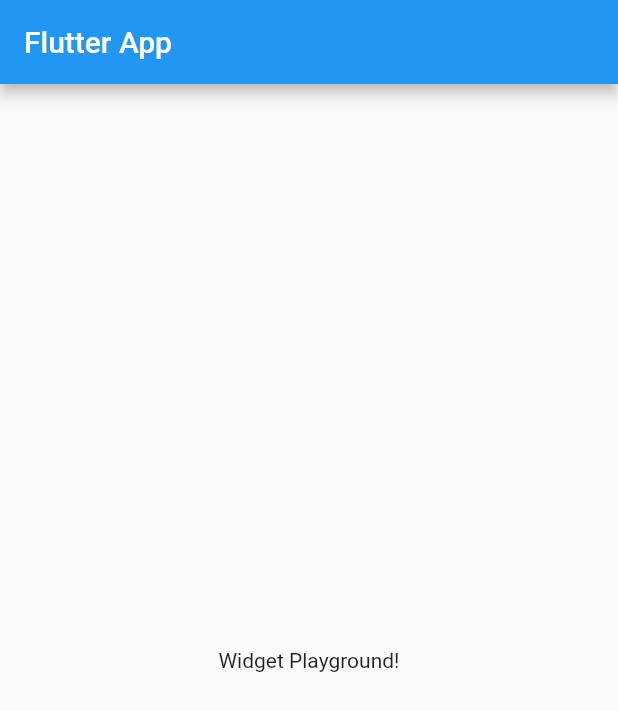
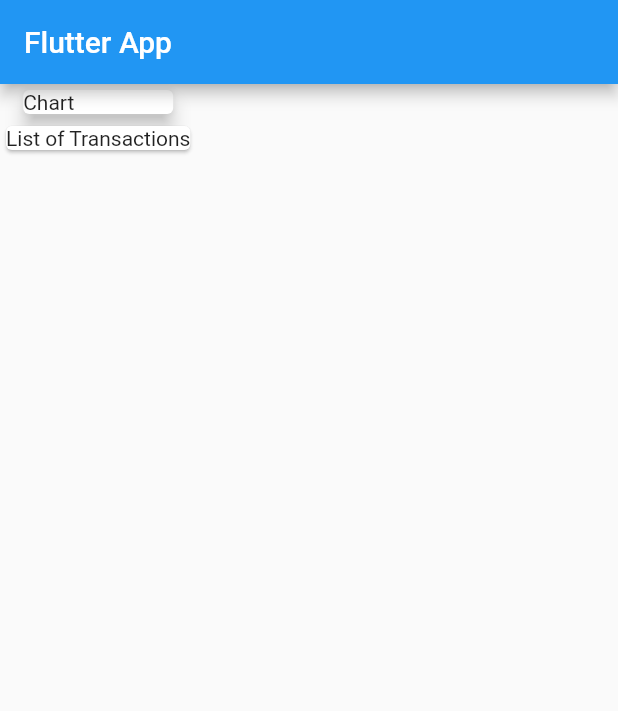
Before and after one commit to himanshuneb/basic-flutter, a Flutter app: the screen it shows after launch, on a phone screen of 412 x 824 dp. Shown: the top 711 px of the screen. Run offline on Flutter 3.47's test engine with Material 2 defaults, Android fonts, the phone set to English and light mode, and no system bars.

```diff
--- a/lib/main.dart
+++ b/lib/main.dart
@@ -19,8 +19,19 @@ class MyHomePage extends StatelessWidget {
       appBar: AppBar(
         title: Text('Flutter App'),
       ),
-      body: Center(
-        child: Text('Widget Playground!'),
+      body: Column(
+        children: <Widget>[
+          Card(
+            child: Container(
+              child: Text('Chart'),
+              width: 100,
+            ),
+            elevation: 5,
+          ),
+          Card(
+            child: Text('List of Transactions'),
+          ),
+        ],
       ),
     );
   }
```
